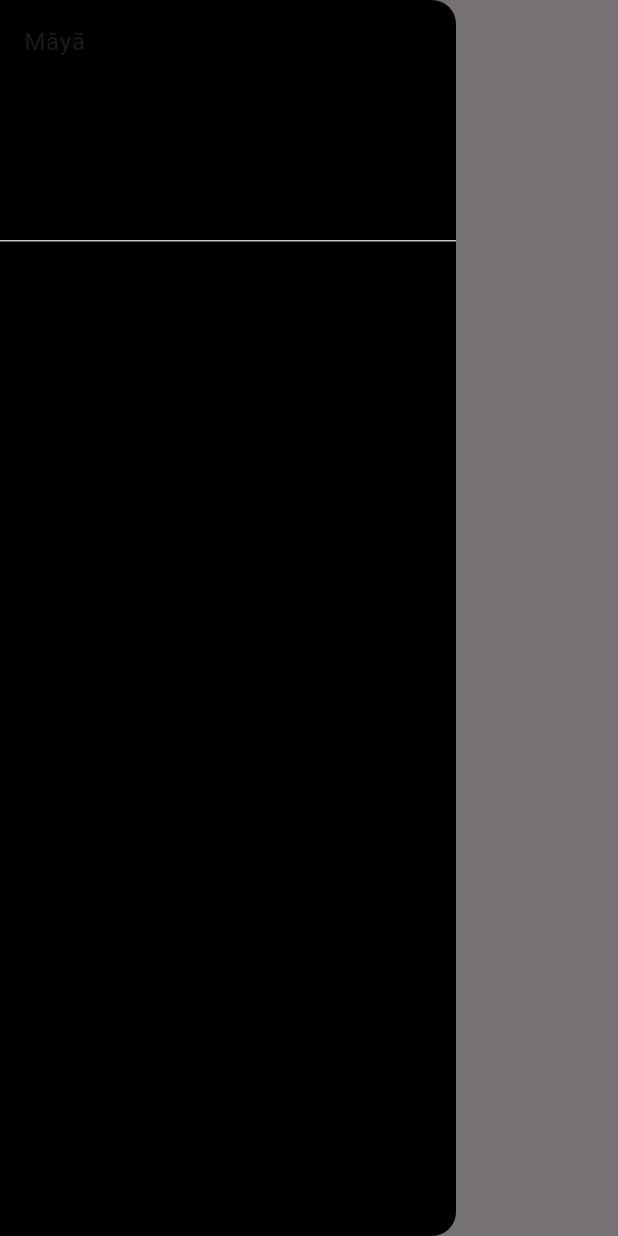
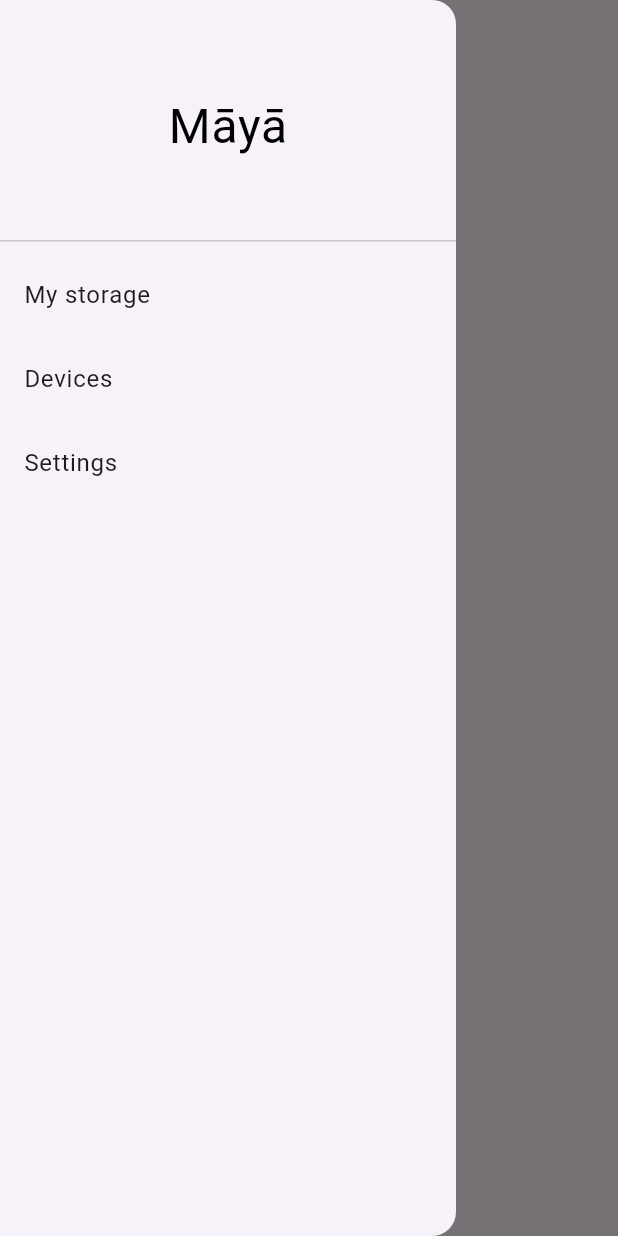
Before and after one commit to insectophagus/maya, a Flutter app: the HomeScreen screen opened by its route, with the side drawer open, on a phone screen of 412 x 824 dp. Run offline on Flutter 3.47's test engine with Material 3 defaults, Android fonts, the phone set to English and light mode, and no system bars; our stand-ins replace equatable, flutter_bloc, flutter_secure_storage, hive, hive_flutter; missing offline and left inert: aes_crypt_null_safe, dart:ffi, openpgp, tar; accounts and stored records are empty.

Commit message:
Add sidebar

```diff
--- a/lib/blocs/storage/storage_bloc.dart
+++ b/lib/blocs/storage/storage_bloc.dart
@@ -1,6 +1,7 @@
 import 'package:equatable/equatable.dart';
 import 'package:flutter_bloc/flutter_bloc.dart';
 import 'package:maya/services/storage.dart';
+import 'package:tar/tar.dart';
 
 part 'storage_state.dart';
 part 'storage_event.dart';
@@ -13,6 +14,8 @@ class StorageBloc extends Bloc<StorageEvent, StorageState> {
   }
 
   Future<void> openStorage(OpenStorageEvent event, Emitter<StorageState> emit) async {
-    final tar = await _storageService.openStorage();
+    final entries = await _storageService.openStorage();
+
+    emit(EntriesState(entries: entries));
   }
 }
--- a/lib/blocs/storage/storage_state.dart
+++ b/lib/blocs/storage/storage_state.dart
@@ -1,10 +1,26 @@
 part of 'storage_bloc.dart';
 
 abstract class StorageState extends Equatable {
-  const StorageState();
+  const StorageState({
+    this.entries = const [],
+  });
+
+  final List<TarEntry> entries;
 }
 
 class StorageInitial extends StorageState {
   @override
   List<Object> get props => [];
 }
+
+class EntriesState extends StorageState {
+  const EntriesState({
+    this.entries = const [],
+  });
+
+  @override
+  final List<TarEntry> entries;
+
+  @override
+  List<Object?> get props => [entries];
+}
--- a/lib/screens/home/home_screen.dart
+++ b/lib/screens/home/home_screen.dart
@@ -1,4 +1,5 @@
 import 'package:flutter/material.dart';
+import 'package:flutter/widgets.dart';
 import 'package:flutter_bloc/flutter_bloc.dart';
 import 'package:maya/blocs/storage/storage_bloc.dart';
 import 'package:maya/services/storage.dart';
@@ -6,7 +7,7 @@ import 'package:maya/services/storage.dart';
 class HomeScreen extends StatelessWidget {
   const HomeScreen({super.key});
 
-  static const String routeName = '/';
+  static const String routeName = '/home';
 
   static Route route() {
     return MaterialPageRoute(
@@ -30,18 +31,20 @@ class HomeScreen extends StatelessWidget {
               return const Center(child: Text('home'));
             },
             listener: (context, state) {
-
+              print(state.entries);
             }
           ),
         ),
       ),
       drawer: Drawer(
-        backgroundColor: Colors.black,
         child: ListView(
           padding: EdgeInsets.zero,
           children: const [
-            DrawerHeader(child: Text('Māyā'))
-          ],
+            DrawerHeader(child: Center(child: Text('Māyā', style: TextStyle(fontSize: 32, color: Colors.black)))),
+            ListTile(title: Text('My storage')),
+            ListTile(title: Text('Devices')),
+            ListTile(title: Text('Settings'))
+          ]
         ),
       ),
     );
--- a/lib/utils/encrypt_file.dart
+++ b/lib/utils/encrypt_file.dart
@@ -14,7 +14,7 @@ class EncryptFile {
     await crypt.encryptFile(path);
   }
 
-  static Future<String > decryptFile(String path) async {
+  static Future<Uint8List> decryptFile(String path) async {
     final crypt = AesCrypt();
     const secureStorage = FlutterSecureStorage();
     final encryptionKeyString = await secureStorage.read(key: 'token');
@@ -22,7 +22,7 @@ class EncryptFile {
     crypt.setOverwriteMode(AesCryptOwMode.on);
     crypt.setPassword(encryptionKeyString!);
 
-    final filePath = await crypt.decryptFile(path);
+    final filePath = await crypt.decryptDataFromFile(path);
 
     return filePath;
   }
```
Also changed, not shown: lib/services/storage.dart (+4 -3 lines), lib/blocs/storage/storage_event.dart (line endings or trailing spaces).
